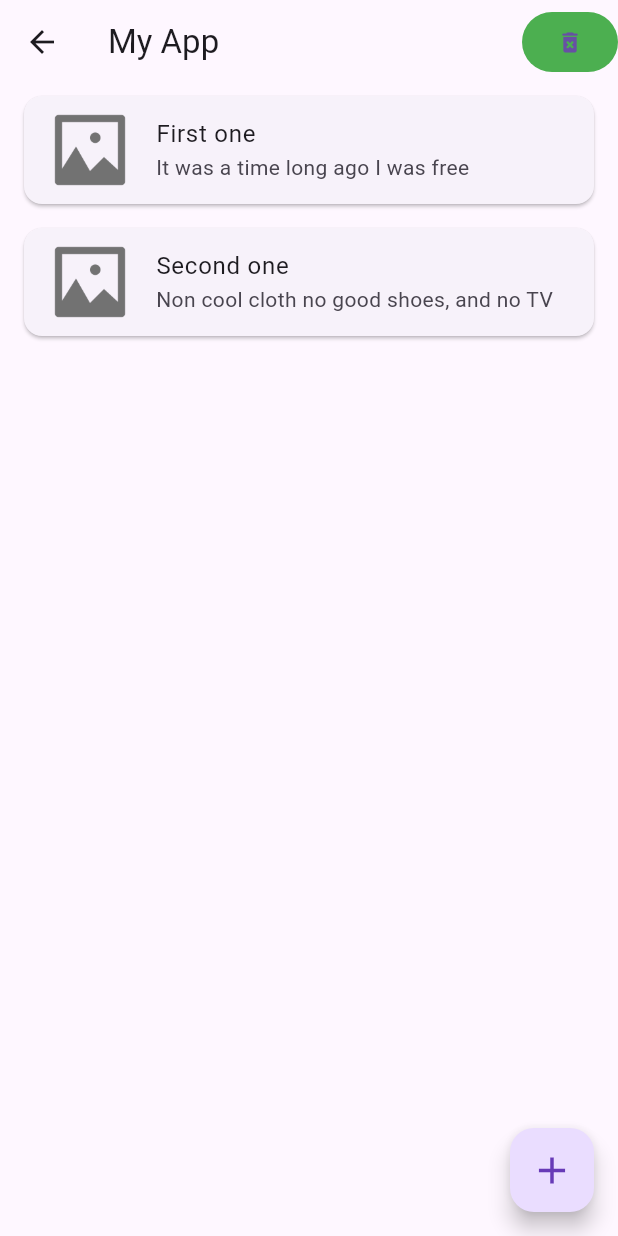
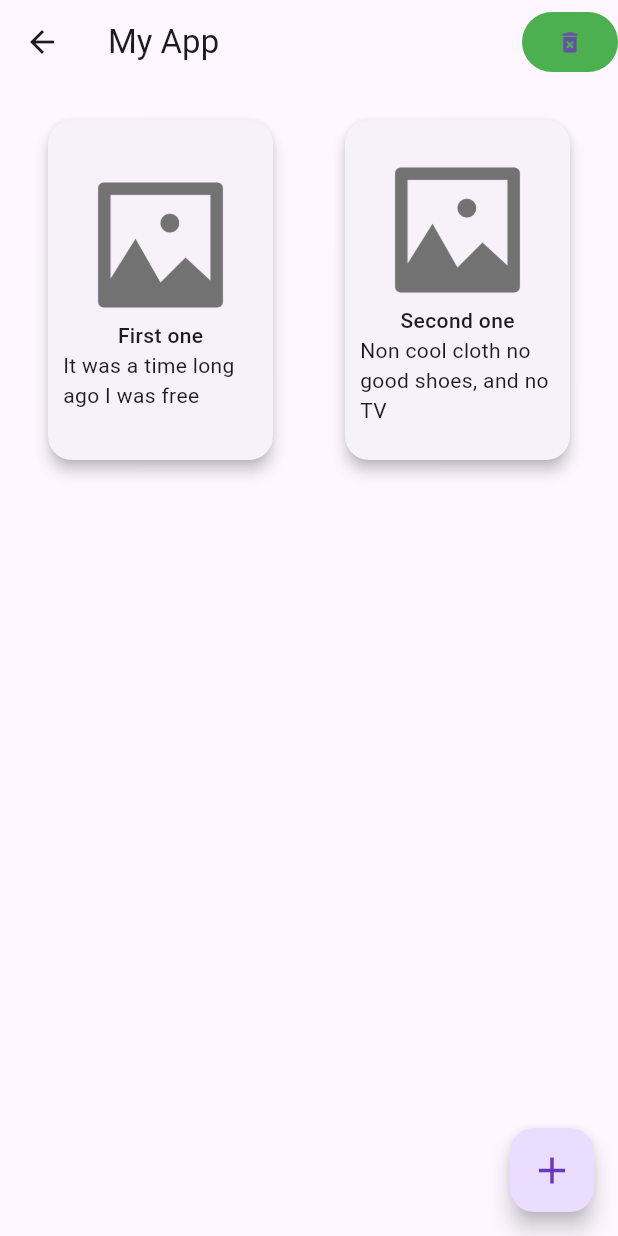
Before and after one commit to Romeo-Romario/Flutter_dev, a Flutter app: the screen it shows after launch, on a phone screen of 412 x 824 dp. Run offline on Flutter 3.47's test engine with Material 3 defaults, Android fonts, the phone set to English and light mode, and no system bars; our stand-ins replace image_picker, shared_preferences.

Commit message:
checkpoint before breaking everything

```diff
--- a/examples/lib/pages/home.dart
+++ b/examples/lib/pages/home.dart
@@ -37,9 +37,22 @@ class _HomeState extends State<Home> {
         ],
       ),
       body: SafeArea(
-        child: Column(
-          children: cards.map((el) => BookInfoView(element: el)).toList(),
-        ),
+        child: GridView.builder(
+            primary: false,
+            padding: const EdgeInsets.all(16),
+            gridDelegate: SliverGridDelegateWithFixedCrossAxisCount(
+              crossAxisCount: 2, // Number of columns
+              mainAxisSpacing: 16.0, // Vertical spacing between grid items
+              crossAxisSpacing: 16.0, // Horizontal spacing between grid items
+              childAspectRatio:
+                  3 / 4, // Width-to-height ratio (adjust for taller items)
+            ),
+            itemCount: cards.length,
+            itemBuilder: (context, index) {
+              final element = cards[index];
+              // return cards.map((el) => BookInfoView(element: el)).toList(),}
+              return BookInfoView(element: element);
+            }),
       ),
       floatingActionButton: FloatingActionButton(
         onPressed: () async {
--- a/examples/lib/services/widgets/element_display.dart
+++ b/examples/lib/services/widgets/element_display.dart
@@ -67,7 +67,11 @@ class ElementDisplay extends StatelessWidget {
                 ),
                 decoration: BoxDecoration(
                     borderRadius: BorderRadius.circular(20.0),
-                    border: Border.all(color: Colors.black, width: 2.0)),
+                    border: Border.all(
+                        color: bookInfo.text.isEmpty
+                            ? Colors.transparent
+                            : Colors.black,
+                        width: 2.0)),
               ),
             ),
             SizedBox(
--- a/examples/lib/services/widgets/element_widget.dart
+++ b/examples/lib/services/widgets/element_widget.dart
@@ -1,3 +1,4 @@
+import 'package:auto_size_text/auto_size_text.dart';
 import 'package:examples/services/models/image_source_type.dart';
 import 'package:examples/services/widgets/element_display.dart';
 import 'package:flutter/material.dart';
@@ -21,15 +22,49 @@ class BookInfoView extends StatelessWidget {
       },
       child: Card(
         margin: EdgeInsets.symmetric(vertical: 8, horizontal: 16),
-        child: ListTile(
-          title: Text(element.title),
-          subtitle: Text(element.text),
-          leading: switch (element.imageSource) {
-            ImageSourceType.asset => Image.asset(element.imagePath),
-            ImageSourceType.web => Image.network(element.imagePath),
-            ImageSourceType.local =>
-              Image(image: FileImage(File(element.imagePath))),
-          },
+        shape: RoundedRectangleBorder(borderRadius: BorderRadius.circular(16)),
+        elevation: 4,
+        // child: ListTile(
+        //   title: Text(element.title),
+        //   subtitle: Text(element.text),
+        //   leading: switch (element.imageSource) {
+        //     ImageSourceType.asset => Image.asset(element.imagePath),
+        //     ImageSourceType.web => Image.network(element.imagePath),
+        //     ImageSourceType.local =>
+        //       Image(image: FileImage(File(element.imagePath))),
+        //   },
+        // ),
+        child: Padding(
+          padding: const EdgeInsets.all(10.0),
+          child: Column(
+            mainAxisAlignment: MainAxisAlignment.center,
+            children: [
+              Container(
+                decoration: BoxDecoration(
+                  color: Colors.transparent,
+                  borderRadius: BorderRadius.circular(20.0),
+                ),
+                height: 100,
+                width: double.infinity,
+                child: switch (element.imageSource) {
+                  ImageSourceType.asset => Image.asset(element.imagePath),
+                  ImageSourceType.web => Image.network(element.imagePath),
+                  ImageSourceType.local =>
+                    Image(image: FileImage(File(element.imagePath))),
+                },
+              ),
+              AutoSizeText(
+                element.title,
+                style: TextStyle(fontWeight: FontWeight.w500),
+              ),
+              AutoSizeText(
+                element.text,
+                overflow: TextOverflow.ellipsis,
+                maxLines: 5,
+                minFontSize: 10,
+              )
+            ],
+          ),
         ),
       ),
     );
--- a/examples/pubspec.yaml
+++ b/examples/pubspec.yaml
@@ -37,6 +37,8 @@ dependencies:
   # Use with the CupertinoIcons class for iOS style icons.
   cupertino_icons: ^1.0.8
   shared_preferences: ^2.5.1
+  auto_size_text: ^3.0.0
+
 
 dev_dependencies:
   flutter_test:
```
Also changed, not shown: examples/pubspec.lock.
